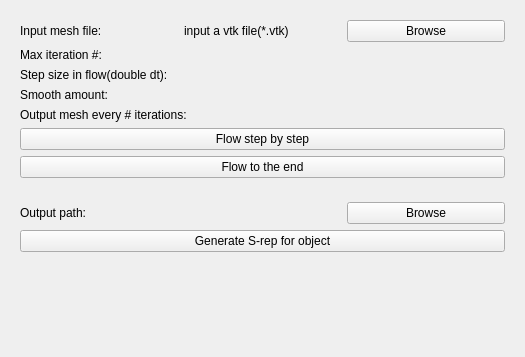
First picture: the form in SkeletalRepresentationInitializer/Resources/UI/qSlicerSkeletalRepresentationInitializerModuleWidget.ui, repository KitwareMedical/SlicerSkeletalRepresentation, before the edit.
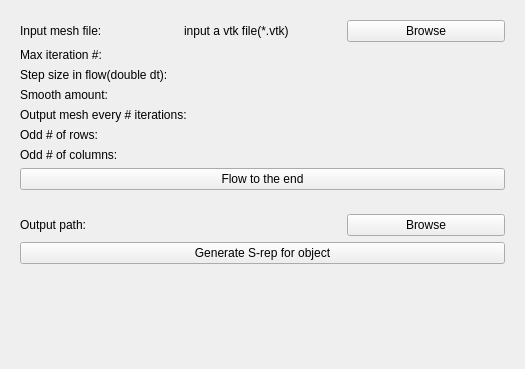
Second picture: the form after the edit. Custom widgets are drawn as their Qt base class.

What changed in the file:
```diff
--- a/SkeletalRepresentationInitializer/Resources/UI/qSlicerSkeletalRepresentationInitializerModuleWidget.ui
+++ b/SkeletalRepresentationInitializer/Resources/UI/qSlicerSkeletalRepresentationInitializerModuleWidget.ui
@@ -7,7 +7,7 @@
     <x>0</x>
     <y>0</y>
     <width>525</width>
-    <height>357</height>
+    <height>369</height>
    </rect>
   </property>
   <property name="windowTitle">
@@ -154,11 +154,64 @@
        </layout>
       </item>
       <item>
-       <widget class="QPushButton" name="btn_one_step_flow">
-        <property name="text">
-         <string>Flow step by step</string>
-        </property>
-       </widget>
+       <layout class="QHBoxLayout" name="horizontalLayout_7">
+        <item>
+         <widget class="QLabel" name="lb_rows">
+          <property name="text">
+           <string>Odd # of rows:</string>
+          </property>
+         </widget>
+        </item>
+        <item>
+         <widget class="qMRMLSliderWidget" name="sl_num_rows" native="true">
+          <property name="decimals" stdset="0">
+           <number>0</number>
+          </property>
+          <property name="pageStep" stdset="0">
+           <double>1.000000000000000</double>
+          </property>
+          <property name="minimum" stdset="0">
+           <double>3.000000000000000</double>
+          </property>
+          <property name="maximum" stdset="0">
+           <double>15.000000000000000</double>
+          </property>
+          <property name="value" stdset="0">
+           <double>5.000000000000000</double>
+          </property>
+         </widget>
+        </item>
+       </layout>
+      </item>
+      <item>
+       <layout class="QHBoxLayout" name="horizontalLayout_8">
+        <item>
+         <widget class="QLabel" name="lb_col">
+          <property name="text">
+           <string>Odd # of columns:</string>
+          </property>
+         </widget>
+        </item>
+        <item>
+         <widget class="qMRMLSliderWidget" name="sl_num_cols" native="true">
+          <property name="decimals" stdset="0">
+           <number>0</number>
+          </property>
+          <property name="pageStep" stdset="0">
+           <double>1.000000000000000</double>
+          </property>
+          <property name="minimum" stdset="0">
+           <double>3.000000000000000</double>
+          </property>
+          <property name="maximum" stdset="0">
+           <double>15.000000000000000</double>
+          </property>
+          <property name="value" stdset="0">
+           <double>5.000000000000000</double>
+          </property>
+         </widget>
+        </item>
+       </layout>
       </item>
       <item>
        <widget class="QPushButton" name="btn_flow">
```
